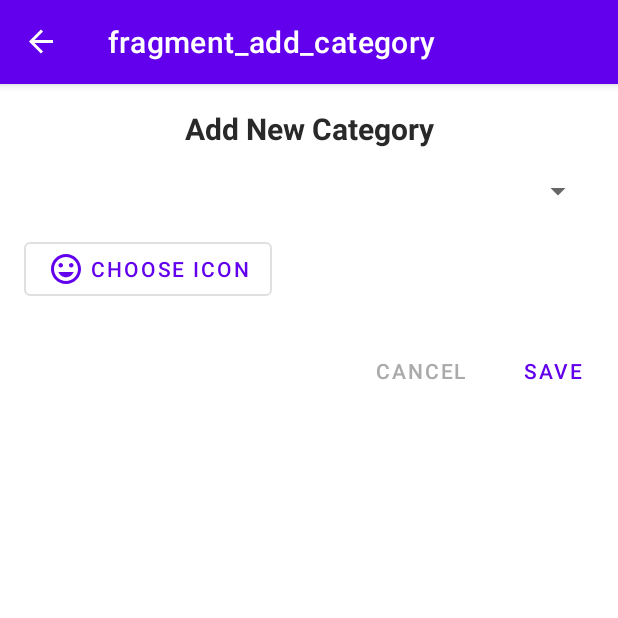
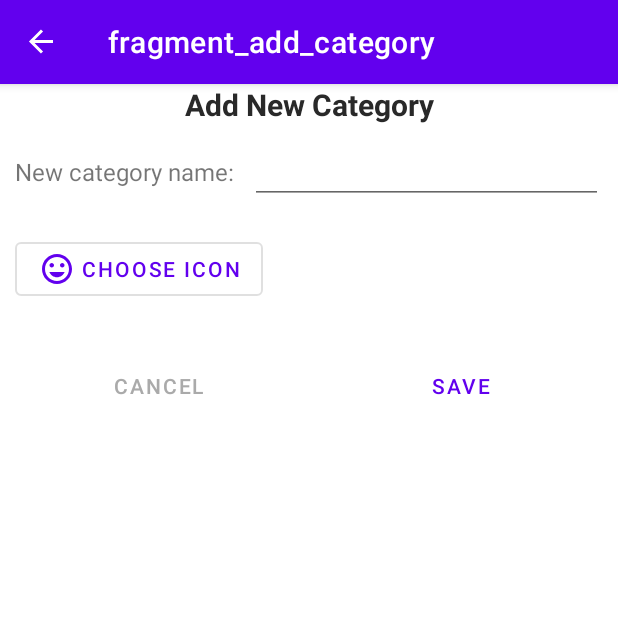
Before and after one commit to kerenbirzon/SaveiT, an Android app: the AddCategoryFragment screen opened through its navigation route, on a phone screen of 412 x 824 dp, the top half of it. Run offline under Robolectric (Android 15) with nearby library versions, the phone set to English and light mode, and no system bars; our stand-ins replace navigation-ui.

Commit message:
working on gui and some functionality

```diff
--- a/app/src/main/res/layout/fragment_add_category.xml
+++ b/app/src/main/res/layout/fragment_add_category.xml
@@ -1,8 +1,9 @@
 <?xml version="1.0" encoding="utf-8"?>
-<RelativeLayout xmlns:android="http://schemas.android.com/apk/res/android"
+<androidx.constraintlayout.widget.ConstraintLayout xmlns:android="http://schemas.android.com/apk/res/android"
+    xmlns:app="http://schemas.android.com/apk/res-auto"
+    xmlns:tools="http://schemas.android.com/tools"
     android:layout_width="match_parent"
-android:layout_height="wrap_content"
-xmlns:app="http://schemas.android.com/apk/res-auto">
+    android:layout_height="match_parent">
 
 
     <TextView
@@ -17,35 +18,23 @@
         android:textSize="20sp"
         android:textStyle="bold" />
 
-<Spinner
-    android:id="@+id/spinner_title"
+    <com.google.android.material.textfield.TextInputLayout
+        android:id="@+id/et_title"
+        style="@style/Widget.MaterialComponents.TextInputLayout.OutlinedBox"
         android:layout_width="match_parent"
         android:layout_height="wrap_content"
-    android:layout_below="@id/heading"
-    android:layout_marginTop="16dp"
-    android:layout_marginRight="16dp"
-    android:layout_marginLeft="16dp"
-
-    />
-
-<com.google.android.material.textfield.TextInputLayout
-    android:id="@+id/et_title"
-    android:layout_width="match_parent"
-    android:layout_height="wrap_content"
-    android:hint="Category Name"
-    android:visibility="gone"
-    android:layout_below="@id/spinner_title"
         android:layout_marginLeft="16dp"
         android:layout_marginTop="16dp"
         android:layout_marginRight="16dp"
-    style="@style/Widget.MaterialComponents.TextInputLayout.OutlinedBox">
+        android:hint="Category Name"
+        android:visibility="gone">
 
         <com.google.android.material.textfield.TextInputEditText
             android:layout_width="match_parent"
-        android:layout_height="wrap_content"
-        />
+            android:layout_height="wrap_content" />
 
     </com.google.android.material.textfield.TextInputLayout>
+
 
     <com.google.android.material.button.MaterialButton
         android:id="@+id/btn_choose_icon"
@@ -54,40 +43,67 @@
         android:layout_height="wrap_content"
         android:layout_below="@id/et_title"
         android:layout_alignParentStart="true"
-        android:layout_marginStart="16dp"
-        android:layout_marginTop="16dp"
+        android:layout_marginStart="10dp"
+        android:layout_marginTop="30dp"
         android:text="Choose icon"
-        app:icon="@drawable/ic_insert_icon" />
-
-<ImageView
-    android:id="@+id/iv_icon_img_prev"
-    android:layout_width="40dp"
-    android:layout_height="40dp"
-    android:layout_below="@id/et_title"
-    android:layout_alignParentEnd="true"
-    android:layout_marginEnd="20dp"
-    android:layout_marginTop="16dp"/>
-
+        app:icon="@drawable/ic_insert_icon"
+        app:layout_constraintStart_toStartOf="parent"
+        app:layout_constraintTop_toBottomOf="@+id/addCategoryFragment_name_tv" />
 
     <Button
         android:id="@+id/btn_action_save"
         style="@style/Widget.MaterialComponents.Button.TextButton"
-        android:layout_width="wrap_content"
+        android:layout_width="0dp"
         android:layout_height="wrap_content"
         android:layout_below="@id/btn_choose_icon"
         android:layout_alignParentEnd="true"
-        android:layout_marginTop="20dp"
-        android:text="SAVE" />
+        android:layout_marginTop="30dp"
+        android:layout_marginEnd="10dp"
+        android:text="SAVE"
+        app:layout_constraintEnd_toEndOf="parent"
+        app:layout_constraintHorizontal_bias="0.5"
+        app:layout_constraintStart_toEndOf="@+id/btn_action_cancel"
+        app:layout_constraintTop_toBottomOf="@+id/btn_choose_icon" />
 
     <Button
         android:id="@+id/btn_action_cancel"
         style="@style/Widget.MaterialComponents.Button.TextButton"
+        android:layout_width="0dp"
+        android:layout_height="wrap_content"
+        android:layout_below="@id/btn_choose_icon"
+        android:layout_marginStart="10dp"
+        android:layout_marginTop="30dp"
+        android:layout_marginEnd="10dp"
+        android:layout_toStartOf="@id/btn_action_save"
+        android:text="CANCEL"
+        android:textColor="@android:color/darker_gray"
+        app:layout_constraintEnd_toStartOf="@+id/btn_action_save"
+        app:layout_constraintHorizontal_bias="0.5"
+        app:layout_constraintStart_toStartOf="parent"
+        app:layout_constraintTop_toBottomOf="@+id/btn_choose_icon" />
+
+    <TextView
+        android:id="@+id/addCategoryFragment_name_tv"
         android:layout_width="wrap_content"
         android:layout_height="wrap_content"
-        android:layout_below="@id/btn_choose_icon"
+        android:layout_marginStart="10dp"
         android:layout_marginTop="20dp"
-        android:layout_toStartOf="@id/btn_action_save"
-        android:text="CANCEL"
-        android:textColor="@android:color/darker_gray" />
+        android:text="New category name:"
+        android:textSize="16sp"
+        app:layout_constraintStart_toStartOf="parent"
+        app:layout_constraintTop_toBottomOf="@+id/heading" />
 
-</RelativeLayout>
+    <EditText
+        android:id="@+id/addCategoryFragment_editName_et"
+        android:layout_width="0dp"
+        android:layout_height="wrap_content"
+        android:layout_marginStart="10dp"
+        android:layout_marginEnd="10dp"
+        android:ems="10"
+        android:inputType="textPersonName"
+        android:textSize="16sp"
+        app:layout_constraintBaseline_toBaselineOf="@+id/addCategoryFragment_name_tv"
+        app:layout_constraintEnd_toEndOf="parent"
+        app:layout_constraintStart_toEndOf="@+id/addCategoryFragment_name_tv" />
+
+</androidx.constraintlayout.widget.ConstraintLayout>
```
Lines whose indentation alone changed are shown as unchanged.
